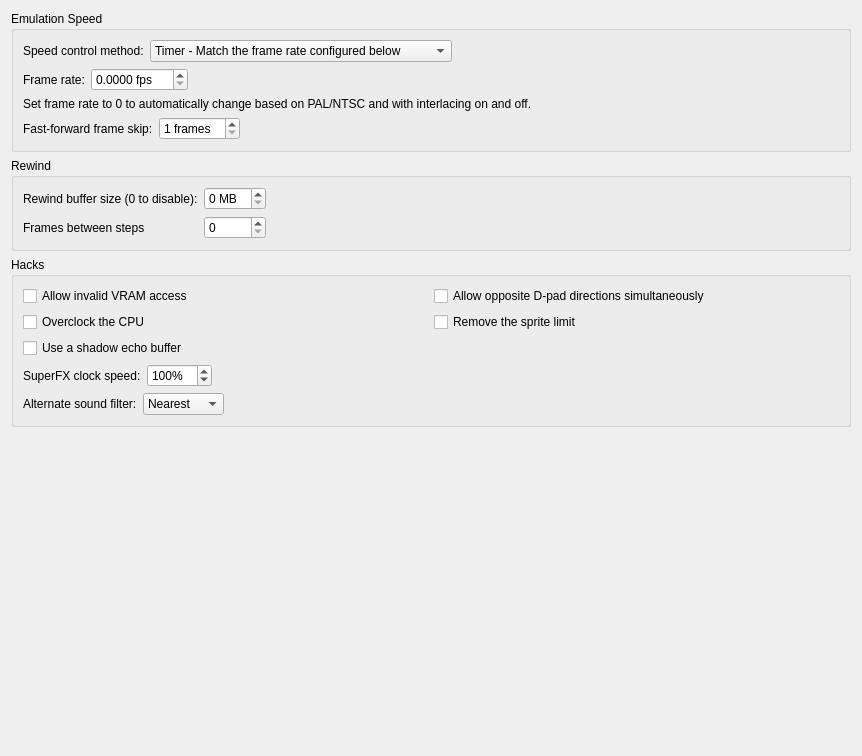
This is qt/src/EmulationPanel.ui in snes9xgit/snes9x as Qt 5 draws it before an edit. The edited form follows.
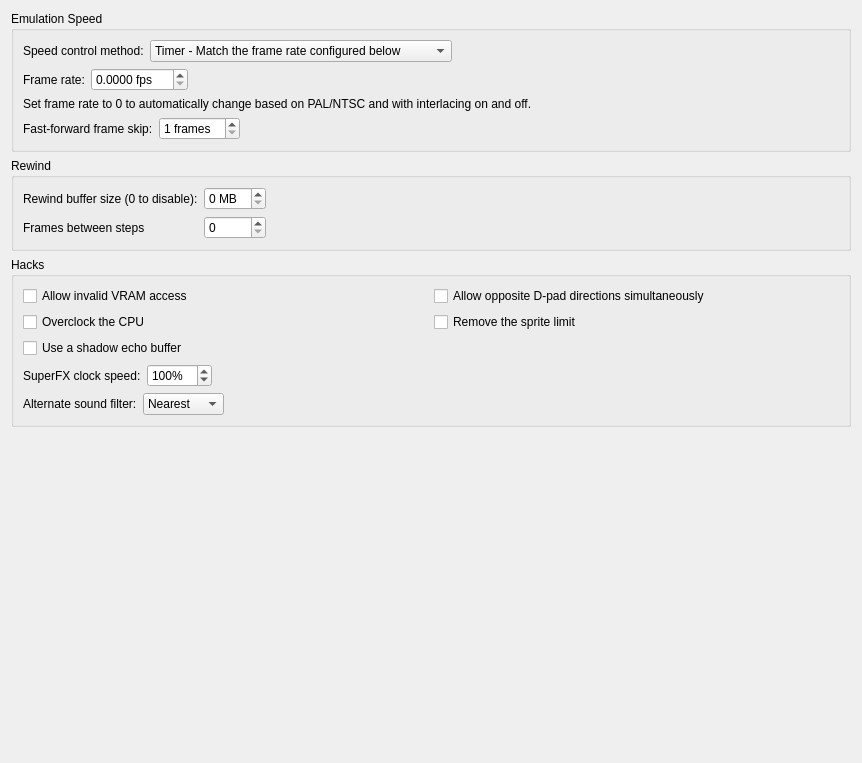
This is the edited form.

The edit to the form file:
```diff
--- a/qt/src/EmulationPanel.ui
+++ b/qt/src/EmulationPanel.ui
@@ -7,7 +7,7 @@
     <x>0</x>
     <y>0</y>
     <width>862</width>
-    <height>756</height>
+    <height>763</height>
    </rect>
   </property>
   <property name="windowTitle">
```
Left out of the diff: 39 changed lines with no effect on the pictures.
